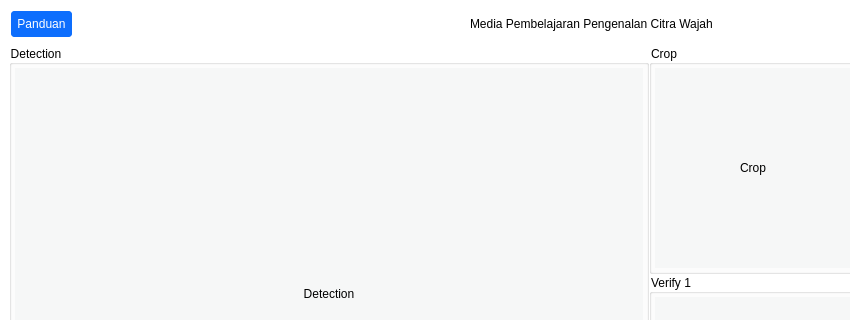
yusufpraditya/face-recognition-app, file design/design.ui: the form before one commit; both pictures show x 0 to 850 and y 0 to 320 of the 1280 by 723 pixel window.
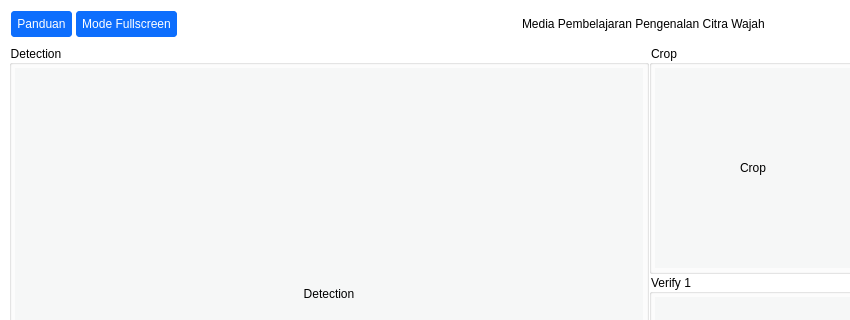
The form after the commit.

Diff of the .ui file:
```diff
--- a/design/design.ui
+++ b/design/design.ui
@@ -78,6 +78,13 @@
            </property>
           </widget>
          </item>
+         <item>
+          <widget class="QPushButton" name="btnScreen">
+           <property name="text">
+            <string>Mode Fullscreen</string>
+           </property>
+          </widget>
+         </item>
          <item>
           <spacer name="horizontalSpacer">
            <property name="orientation">
```
